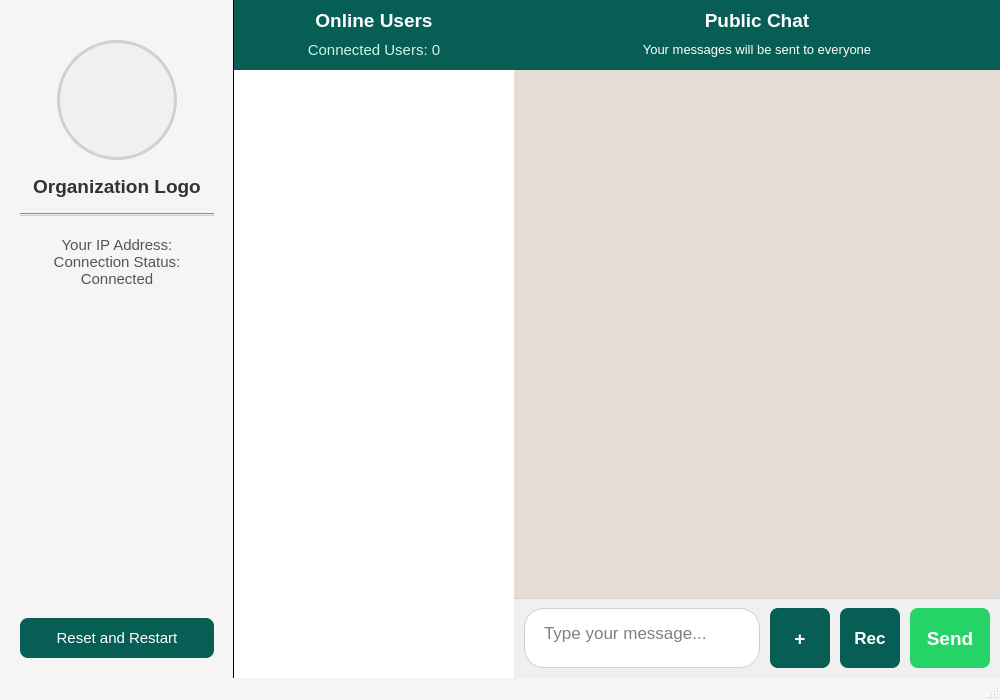
Qt form Server/View/ServerChatWindow.ui (Amin4424/ChatApp) before a commit.
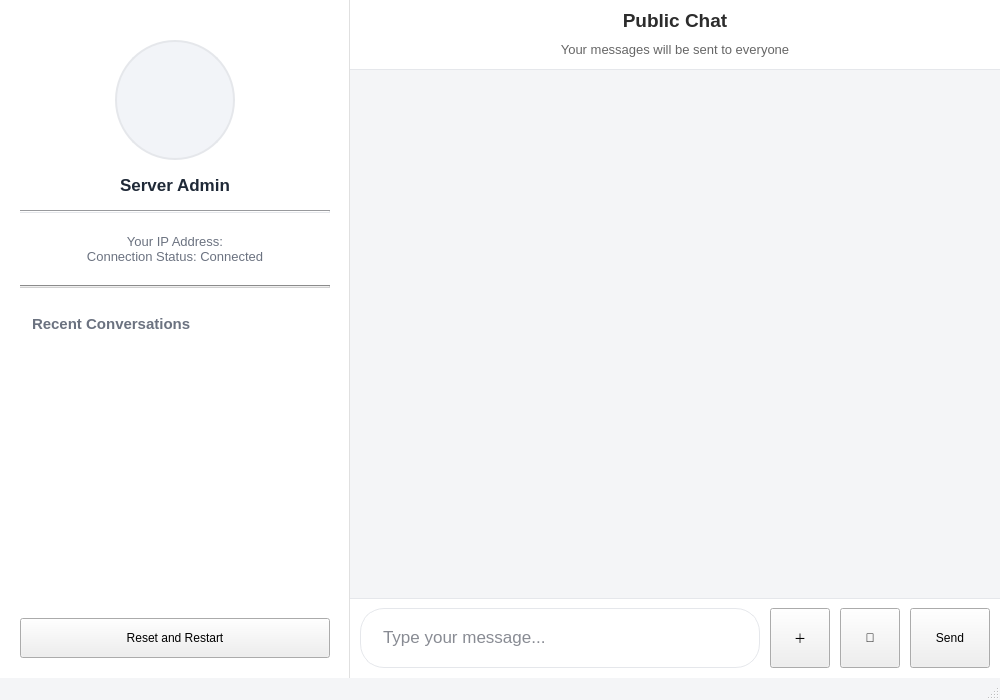
The same form after that commit.

The edit to the form file:
```diff
--- a/Server/View/ServerChatWindow.ui
+++ b/Server/View/ServerChatWindow.ui
@@ -15,10 +15,10 @@
   </property>
   <property name="styleSheet">
    <string notr="true">QMainWindow {
-    background-color: #f5f5f5;
+    background-color: #f4f5f7;
 }
 QWidget#centralwidget {
-    background-color: #f5f5f5;
+    background-color: #f4f5f7;
 }</string>
   </property>
   <widget class="QWidget" name="centralwidget">
@@ -42,20 +42,20 @@
      <widget class="QWidget" name="serverInfoSection" native="true">
       <property name="minimumSize">
        <size>
-        <width>220</width>
+        <width>280</width>
         <height>0</height>
        </size>
       </property>
       <property name="maximumSize">
        <size>
-        <width>280</width>
+        <width>350</width>
         <height>16777215</height>
        </size>
       </property>
       <property name="styleSheet">
        <string notr="true">QWidget#serverInfoSection {
-    background-color: #f5f5f5;
-    border-right: 1px solid #000000;
+    background-color: #FFFFFF;
+    border-right: 1px solid #E0E0E0;
 }</string>
       </property>
       <layout class="QVBoxLayout" name="verticalLayout_5">
@@ -88,13 +88,13 @@
            <height>120</height>
           </size>
          </property>
-         <property name="styleSheet">
-          <string notr="true">QLabel {
-    background-color: #f0f0f0;
-    border: 3px solid #d0d0d0;
+       <property name="styleSheet">
+        <string notr="true">QLabel {
+    background: #f2f4f8;
+    border: 2px solid #e5e7eb;
     border-radius: 60px;
 }</string>
-         </property>
+       </property>
          <property name="text">
           <string/>
          </property>
@@ -105,12 +105,12 @@
        </item>
        <item>
         <widget class="QLabel" name="serverOrgLabel">
-         <property name="styleSheet">
-          <string notr="true">font-size: 14pt; font-weight: bold; color: #333;</string>
-         </property>
-         <property name="text">
-          <string>Organization Logo</string>
-         </property>
+        <property name="styleSheet">
+         <string notr="true">font-size: 13pt; font-weight: 600; color: #1f2937;</string>
+        </property>
+        <property name="text">
+         <string>Server Admin</string>
+        </property>
          <property name="alignment">
           <set>Qt::AlignmentFlag::AlignCenter</set>
          </property>
@@ -120,7 +120,7 @@
         <widget class="Line" name="line">
          <property name="styleSheet">
           <string notr="true">QFrame {
-    background-color: #d0d0d0;
+    background-color: #E5E7EB;
     min-height: 1px;
     max-height: 1px;
 }</string>
@@ -132,9 +132,9 @@
        </item>
        <item>
         <widget class="QLabel" name="serverIpLabel">
-         <property name="styleSheet">
-          <string notr="true">font-size: 11pt; color: #555; padding: 5px;</string>
-         </property>
+        <property name="styleSheet">
+         <string notr="true">font-size: 10pt; color: #6b7280; padding: 6px; line-height: 1.4em;</string>
+        </property>
          <property name="text">
           <string>Your IP Address:
 Connection Status: Connected</string>
@@ -148,14 +148,72 @@
         </widget>
        </item>
        <item>
-        <spacer name="verticalSpacer">
+        <widget class="Line" name="line">
+         <property name="styleSheet">
+          <string notr="true">QFrame {
+    background-color: #d0d0d0;
+    min-height: 1px;
+    max-height: 1px;
+}</string>
+         </property>
+         <property name="orientation">
+          <enum>Qt::Orientation::Horizontal</enum>
+         </property>
+        </widget>
+       </item>
+       <item>
+        <widget class="QLabel" name="userListTitle">
+        <property name="styleSheet">
+         <string notr="true">font-size: 11pt; font-weight: 600; padding: 12px 8px 4px 8px; color: #6B7280;</string>
+        </property>
+         <property name="text">
+          <string>Recent Conversations</string>
+         </property>
+         <property name="alignment">
+          <set>Qt::AlignmentFlag::AlignLeft</set>
+         </property>
+        </widget>
+       </item>
+       <item>
+        <widget class="QListWidget" name="userListWdgt">
+         <property name="layoutDirection">
+          <enum>Qt::LayoutDirection::LeftToRight</enum>
+         </property>
+         <property name="styleSheet">
+          <string notr="true">QListWidget {
+    background-color: #ffffff;
+    border: none;
+    font-size: 11pt;
+    padding: 6px;
+    color: #111827;
+}
+QListWidget::item {
+    background-color: transparent;
+    border: none;
+    border-radius: 10px;
+    padding: 12px;
+    margin: 4px 6px;
+    color: #111827;
+}
+QListWidget::item:hover {
+    background-color: #f0f4ff;
+}
+QListWidget::item:selected {
+    background-color: #3b82f6;
+    color: #ffffff;
+}</string>
+         </property>
+        </widget>
+       </item>
+       <item>
+        <spacer name="verticalSpacer_2">
          <property name="orientation">
           <enum>Qt::Orientation::Vertical</enum>
          </property>
          <property name="sizeHint" stdset="0">
           <size>
            <width>20</width>
-           <height>40</height>
+           <height>20</height>
           </size>
          </property>
         </spacer>
@@ -169,20 +227,7 @@
           </size>
          </property>
          <property name="styleSheet">
-          <string notr="true">QPushButton {
-    background-color: #075e54;
-    color: white;
-    border: none;
-    border-radius: 8px;
-    font-size: 11pt;
-    padding: 8px;
-}
-QPushButton:hover {
-    background-color: #0a7c6f;
-}
-QPushButton:pressed {
-    background-color: #055346;
-}</string>
+          <string notr="true"/>
          </property>
          <property name="text">
           <string>Reset and Restart</string>
@@ -192,130 +237,11 @@
       </layout>
      </widget>
     </item>
-    <item>
-     <widget class="QWidget" name="userListSection" native="true">
-      <property name="minimumSize">
-       <size>
-        <width>280</width>
-        <height>0</height>
-       </size>
-      </property>
-      <property name="maximumSize">
-       <size>
-        <width>320</width>
-        <height>16777215</height>
-       </size>
-      </property>
-      <property name="styleSheet">
-       <string notr="true">QWidget#userListSection {
-    background-color: #ffffff;
-    border-right: 1px solid #000000;
-}</string>
-      </property>
-      <layout class="QVBoxLayout" name="verticalLayout_2">
-       <property name="spacing">
-        <number>0</number>
-       </property>
-       <property name="leftMargin">
-        <number>0</number>
-       </property>
-       <property name="topMargin">
-        <number>0</number>
-       </property>
-       <property name="rightMargin">
-        <number>0</number>
-       </property>
-       <property name="bottomMargin">
-        <number>0</number>
-       </property>
-       <item>
-        <widget class="QWidget" name="userListHeader" native="true">
-         <property name="minimumSize">
-          <size>
-           <width>0</width>
-           <height>70</height>
-          </size>
-         </property>
-         <property name="maximumSize">
-          <size>
-           <width>16777215</width>
-           <height>70</height>
-          </size>
-         </property>
-         <property name="styleSheet">
-          <string notr="true">QWidget#userListHeader {
-    background-color: #075e54;
-}</string>
-         </property>
-         <layout class="QVBoxLayout" name="verticalLayout_4">
-          <item>
-           <widget class="QLabel" name="userListTitle">
-            <property name="styleSheet">
-             <string notr="true">font-size: 14pt; font-weight: bold; padding: 0px; color: white;</string>
-            </property>
-            <property name="text">
-             <string>Online Users</string>
-            </property>
-            <property name="alignment">
-             <set>Qt::AlignmentFlag::AlignCenter</set>
-            </property>
-           </widget>
-          </item>
-          <item>
-           <widget class="QLabel" name="userCountLabel">
-            <property name="styleSheet">
-             <string notr="true">font-size: 11pt; padding: 3px; color: #d1f4e8;</string>
-            </property>
-            <property name="text">
-             <string>Connected Users: 0</string>
-            </property>
-            <property name="alignment">
-             <set>Qt::AlignmentFlag::AlignCenter</set>
-            </property>
-           </widget>
-          </item>
-         </layout>
-        </widget>
-       </item>
-       <item>
-        <widget class="QListWidget" name="userListWdgt">
-         <property name="layoutDirection">
-          <enum>Qt::LayoutDirection::LeftToRight</enum>
-         </property>
-         <property name="styleSheet">
-          <string notr="true">QListWidget {
-    background-color: #ffffff;
-    border: none;
-    font-size: 12pt;
-    padding: 5px;
-    color: #000000;
-}
-QListWidget::item {
-    background-color: #f8f8f8;
-    border: none;
-    border-radius: 8px;
-    padding: 12px;
-    margin: 5px;
-    color: #000000;
-}
-QListWidget::item:hover {
-    background-color: #e8f5e9;
-}
-QListWidget::item:selected {
-    background-color: #c8e6c9;
-    color: #2e7d32;
-}</string>
-         </property>
-        </widget>
-       </item>
-      </layout>
-     </widget>
-    </item>
     <item>
      <widget class="QWidget" name="chatSection" native="true">
       <property name="styleSheet">
        <string notr="true">QWidget#chatSection {
-    background-color: #ffffff;
+    background-color: #f4f5f7;
     border: none;
 }</string>
       </property>
@@ -351,15 +277,15 @@
          </property>
          <property name="styleSheet">
           <string notr="true">QWidget#chatHeader {
-    background-color: #075e54;
-    border-bottom: 1px solid #055346;
+    background-color: #FFFFFF;
+    border-bottom: 1px solid #E5E7EB;
 }</string>
          </property>
          <layout class="QVBoxLayout" name="verticalLayout_3">
           <item>
            <widget class="QLabel" name="chatTitleLabel">
             <property name="styleSheet">
-             <string notr="true">font-size: 14pt; font-weight: bold; padding: 0px; color: white;</string>
+             <string notr="true">font-size: 14pt; font-weight: bold; padding: 0px; color: #2C2C2C;</string>
             </property>
             <property name="text">
              <string>Public Chat</string>
@@ -372,7 +298,7 @@
           <item>
            <widget class="QLabel" name="chatSubtitleLabel">
             <property name="styleSheet">
-             <string notr="true">font-size: 10pt; padding: 2px; color: #ffffff;</string>
+             <string notr="true">font-size: 10pt; padding: 2px; color: #666666;</string>
             </property>
             <property name="text">
              <string>Your messages will be sent to everyone</string>
@@ -392,17 +318,12 @@
          </property>
          <property name="styleSheet">
           <string notr="true">QListWidget {
-    background-color: #e5ddd5;
+    background-color: #f4f5f7;
     border: none;
     font-size: 13pt;
-    padding: 10px;
-    color: #000000;
+    padding: 12px;
+    color: #111827;
 }
-
-/* * --- FIX ---
- * Make the item background transparent so the custom widget's style shows through.
- * Remove border, padding, margin from the item itself.
-*/
 QListWidget::item {
     background-color: transparent;
     border: none;
@@ -416,9 +337,7 @@
     background-color: transparent;
     border: none;
     outline: none;
-}
-/* --- END FIX --- */
-</string>
+}</string>
          </property>
          <property name="horizontalScrollBarPolicy">
           <enum>Qt::ScrollBarPolicy::ScrollBarAlwaysOff</enum>
@@ -444,8 +363,8 @@
          </property>
          <property name="styleSheet">
           <string notr="true">QWidget#inputSection {
-    background-color: #f0f0f0;
-    border-top: 1px solid #d0d0d0;
+    background-color: #ffffff;
+    border-top: 1px solid #e5e7eb;
 }</string>
          </property>
          <layout class="QHBoxLayout" name="horizontalLayout_2">
@@ -483,11 +402,11 @@
             </property>
             <property name="styleSheet">
              <string notr="true">QTextEdit {
-    background-color: white;
-    color: #000000;
-    border: 1px solid #d0d0d0;
-    border-radius: 20px;
-    padding: 10px 15px;
+    background-color: #ffffff;
+    color: #111827;
+    border: 1px solid #e5e7eb;
+    border-radius: 24px;
+    padding: 14px 18px;
     font-size: 13pt;
 }
 QTextEdit:focus {
@@ -514,23 +433,10 @@
              </size>
             </property>
             <property name="styleSheet">
-             <string notr="true">QPushButton {
-    background-color: #075e54;
-    color: white;
-    border: none;
-    border-radius: 8px;
-    font-size: 14pt;
-    font-weight: bold;
-}
-QPushButton:hover {
-    background-color: #0a7c6f;
-}
-QPushButton:pressed {
-    background-color: #055346;
-}</string>
+             <string notr="true"/>
             </property>
             <property name="text">
-             <string>+</string>
+             <string>＋</string>
             </property>
            </widget>
           </item>
@@ -549,23 +455,10 @@
              </size>
             </property>
             <property name="styleSheet">
-             <string notr="true">QPushButton {
-    background-color: #075e54;
-    color: white;
-    border: none;
-    border-radius: 8px;
-    font-size: 13pt;
-    font-weight: bold;
-}
-QPushButton:hover {
-    background-color: #0a7c6f;
-}
-QPushButton:pressed {
-    background-color: #055346;
-}</string>
+             <string notr="true"/>
             </property>
             <property name="text">
-             <string>Rec</string>
+             <string>🎤</string>
             </property>
            </widget>
           </item>
@@ -583,22 +476,6 @@
               <height>60</height>
              </size>
             </property>
-            <property name="styleSheet">
-             <string notr="true">QPushButton {
-    background-color: #25d366;
-    color: white;
-    border: none;
-    border-radius: 8px;
-    font-size: 14pt;
-    font-weight: bold;
-}
-QPushButton:hover {
-    background-color: #20bd5a;
-}
-QPushButton:pressed {
-    background-color: #1da851;
-}</string>
-            </property>
             <property name="text">
              <string>Send</string>
             </property>
```
Left out of the diff: 2 changed lines with no effect on the pictures.
